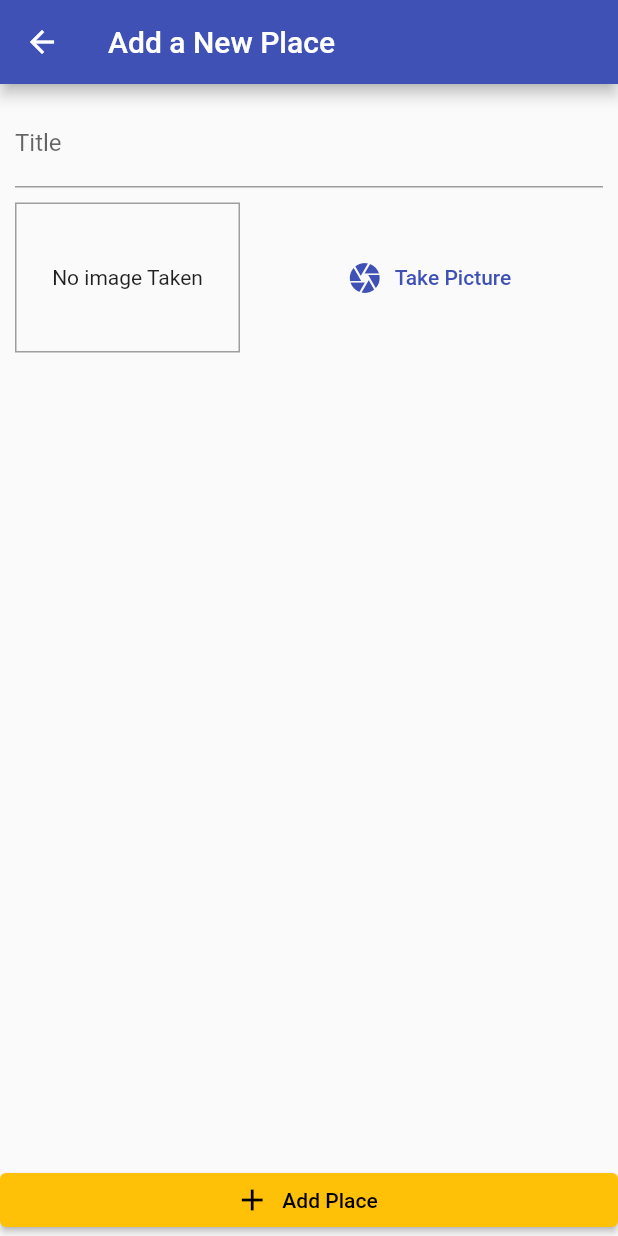
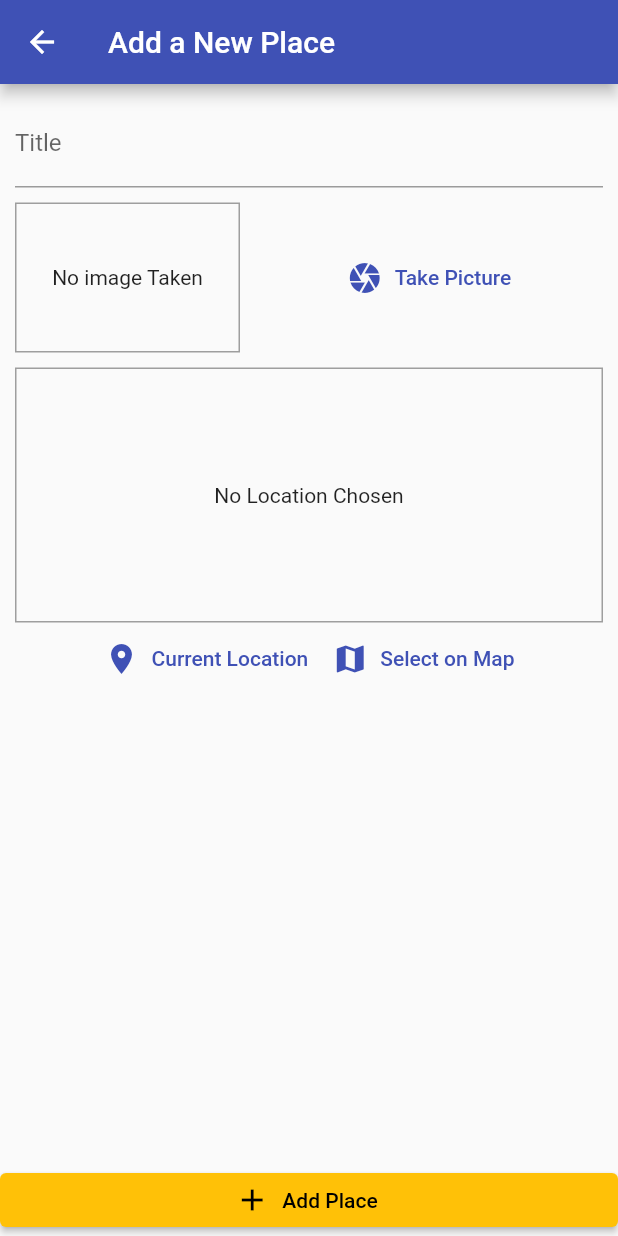
Before and after one commit to devopsengineering06/flutter_greatplaces_app, a Flutter app: the AddPlaceScreen screen opened by its route, on a phone screen of 412 x 824 dp. Run offline on Flutter 3.47's test engine with Material 2 defaults, Android fonts, the phone set to English and light mode, and no system bars; our stand-ins replace image_picker, sqflite; accounts and stored records are empty.

Commit message:
Adding a Location Input & The "location" Package

```diff
--- a/lib/helpers/db_helper.dart
+++ b/lib/helpers/db_helper.dart
@@ -8,7 +8,7 @@
   └──────────────────────────────────────────────────────────────────────────┘
    https://www.udemy.com/course/learn-flutter-dart-to-build-ios-android-apps/learn/lecture/15199968#questions/17730230
    https://www.udemy.com/course/learn-flutter-dart-to-build-ios-android-apps/learn/lecture/15199964#questions/17730230
-
+   https://github.com/devopsengineering06/flutter_greatplaces_app/commit/df74654d697429092d3a766f46ac36dc4ed2ac87
 */
 
 class DBHelper {
--- a/lib/screens/add_place_screen.dart
+++ b/lib/screens/add_place_screen.dart
@@ -5,6 +5,7 @@
 
 import '../widgets/image_input.dart';
 import '../providers/great_places.dart';
+import '../widgets/location_input.dart';
 
 /*
   ┌──────────────────────────────────────────────────────────────────────────┐
@@ -72,6 +73,10 @@
                       height: 10,
                     ),
                     ImageInput(_selectImage),
+                    const SizedBox(
+                      height: 10,
+                    ),
+                    const LocationInput(),
                   ],
                 ),
               ),
--- /dev/null
+++ b/lib/widgets/location_input.dart
@@ -0,0 +1,53 @@
+import 'package:flutter/material.dart';
+
+class LocationInput extends StatefulWidget {
+  const LocationInput({super.key});
+
+  @override
+  State<LocationInput> createState() => _LocationInputState();
+}
+
+class _LocationInputState extends State<LocationInput> {
+  String? _previewImageUrl;
+
+  @override
+  Widget build(BuildContext context) {
+    return Column(
+      children: [
+        Container(
+          height: 170,
+          width: double.infinity,
+          alignment: Alignment.center,
+          decoration: BoxDecoration(
+            border: Border.all(width: 1, color: Colors.grey),
+          ),
+          child: _previewImageUrl == null
+              ? const Text(
+                  'No Location Chosen',
+                  textAlign: TextAlign.center,
+                )
+              : Image.network(
+                  _previewImageUrl!,
+                  fit: BoxFit.cover,
+                  width: double.infinity,
+                ),
+        ),
+        Row(
+          mainAxisAlignment: MainAxisAlignment.center,
+          children: [
+            TextButton.icon(
+              onPressed: () {},
+              icon: const Icon(Icons.location_on),
+              label: const Text('Current Location'),
+            ),
+            TextButton.icon(
+              onPressed: () {},
+              icon: const Icon(Icons.map),
+              label: const Text('Select on Map'),
+            ),
+          ],
+        )
+      ],
+    );
+  }
+}
--- a/pubspec.yaml
+++ b/pubspec.yaml
@@ -36,6 +36,7 @@
   path_provider: ^2.0.11
   path: ^1.8.2
   sqflite: ^2.2.2
+  location: ^4.4.0
 
 
   # The following adds the Cupertino Icons font to your application.
```
Also changed, not shown: pubspec.lock, 3 other files.
